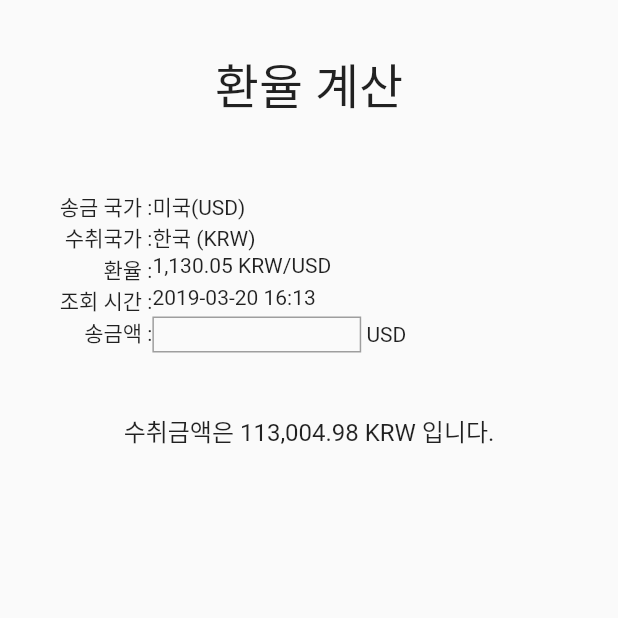
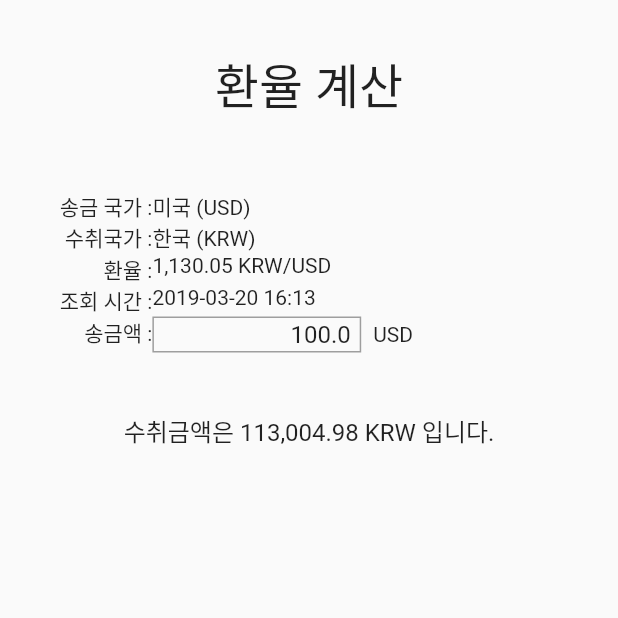
Before and after one commit to ChangJoo-Park/flutter_currency_converter, a Flutter app: the screen it shows after launch, on a phone screen of 412 x 824 dp, the top half of it. Run offline on Flutter 3.47's test engine with Material 2 defaults, Android fonts, the phone set to English and light mode, and no system bars.

Commit message:
PlainText를 상태로 변경

```diff
--- a/lib/views/home_page.dart
+++ b/lib/views/home_page.dart
@@ -6,6 +6,24 @@ class HomePage extends StatefulWidget {
 }
 
 class _HomePageState extends State<HomePage> {
+  String transferCountryName = '미국';
+  String transferSymbol = 'USD';
+  String receiverCountryName = '한국';
+  String receiverSymbol = 'KRW';
+  String exchangeRate = '1,130.05 KRW/USD';
+  String requestDateTime = '2019-03-20 16:13';
+  double transferAmount = 100;
+  String recieveAmount = '113,004.98 KRW';
+
+  TextEditingController transferAmountTextEditingController;
+
+  @override
+  void initState() {
+    transferAmountTextEditingController =
+        TextEditingController(text: transferAmount.toString());
+    super.initState();
+  }
+
   @override
   Widget build(BuildContext context) {
     return SafeArea(
@@ -33,28 +51,28 @@ class _HomePageState extends State<HomePage> {
                         '송금 국가 : ',
                         textAlign: TextAlign.right,
                       ),
-                      Text('미국(USD)'),
+                      Text('$transferCountryName ($transferSymbol)'),
                     ]),
                     TableRow(children: [
                       Text(
                         '수취국가 : ',
                         textAlign: TextAlign.right,
                       ),
-                      Text('한국 (KRW)'),
+                      Text('$receiverCountryName ($receiverSymbol)'),
                     ]),
                     TableRow(children: [
                       Text(
                         '환율 : ',
                         textAlign: TextAlign.right,
                       ),
-                      Text('1,130.05 KRW/USD'),
+                      Text(exchangeRate),
                     ]),
                     TableRow(children: [
                       Text(
                         '조회 시간 : ',
                         textAlign: TextAlign.right,
                       ),
-                      Text('2019-03-20 16:13'),
+                      Text(requestDateTime),
                     ]),
                     TableRow(
                       decoration: BoxDecoration(),
@@ -71,6 +89,9 @@ class _HomePageState extends State<HomePage> {
                               child: Container(
                                 height: 24,
                                 child: TextField(
+                                  controller:
+                                      transferAmountTextEditingController,
+                                  onSubmitted: (String value) {},
                                   keyboardType: TextInputType.numberWithOptions(
                                       decimal: false, signed: false),
                                   textAlign: TextAlign.right,
@@ -93,7 +114,11 @@ class _HomePageState extends State<HomePage> {
                                 ),
                               ),
                             ),
-                            Expanded(child: Text(' USD'))
+                            Expanded(
+                                child: Padding(
+                              padding: const EdgeInsets.only(left: 8.0),
+                              child: Text(transferSymbol),
+                            ))
                           ],
                         ),
                       ],
@@ -106,7 +131,7 @@ class _HomePageState extends State<HomePage> {
                 padding: const EdgeInsets.all(8.0),
                 child: Center(
                   child: Text(
-                    '수취금액은 113,004.98 KRW 입니다.',
+                    '수취금액은 $recieveAmount 입니다.',
                     style: TextStyle(fontSize: 16),
                   ),
                 ),
```
